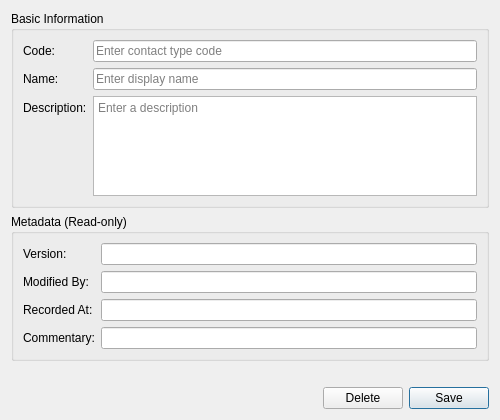
This is projects/ores.qt/ui/ContactTypeDetailDialog.ui in OreStudio/OreStudio as Qt 5 draws it before an edit. The edited form follows.
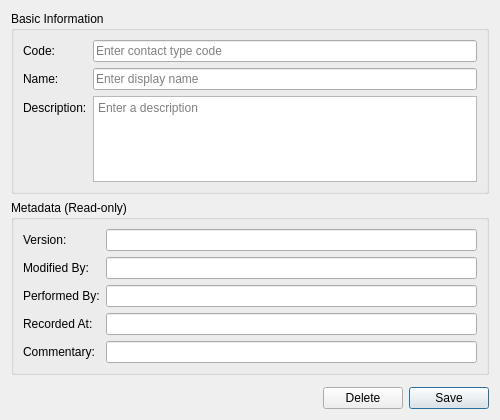
This is the edited form.

Commit message: [qt] UI fixes: spelling, bug fixes, book/portfolio widgets, performed_by

What changed in the file:
```diff
--- a/projects/ores.qt/ui/ContactTypeDetailDialog.ui
+++ b/projects/ores.qt/ui/ContactTypeDetailDialog.ui
@@ -124,27 +124,41 @@
        </widget>
       </item>
       <item row="2" column="0">
+       <widget class="QLabel" name="labelPerformedBy">
+        <property name="text">
+         <string>Performed By:</string>
+        </property>
+       </widget>
+      </item>
+      <item row="2" column="1">
+       <widget class="QLineEdit" name="performedByEdit">
+        <property name="readOnly">
+         <bool>true</bool>
+        </property>
+       </widget>
+      </item>
+      <item row="3" column="0">
        <widget class="QLabel" name="labelRecordedAt">
         <property name="text">
          <string>Recorded At:</string>
         </property>
        </widget>
       </item>
-      <item row="2" column="1">
+      <item row="3" column="1">
        <widget class="QLineEdit" name="recordedAtEdit">
         <property name="readOnly">
          <bool>true</bool>
         </property>
        </widget>
       </item>
-      <item row="3" column="0">
+      <item row="4" column="0">
        <widget class="QLabel" name="labelCommentary">
         <property name="text">
          <string>Commentary:</string>
         </property>
        </widget>
       </item>
-      <item row="3" column="1">
+      <item row="4" column="1">
        <widget class="QLineEdit" name="commentaryEdit">
         <property name="readOnly">
          <bool>true</bool>
```
The commit also changes 31 other files.
